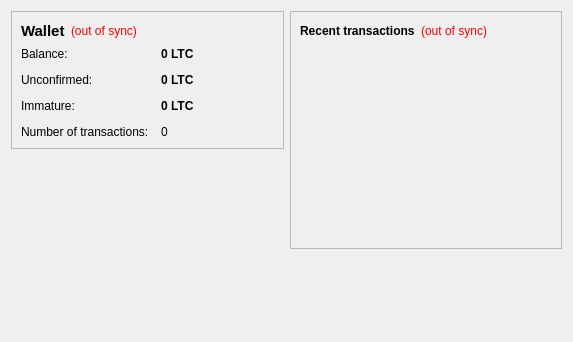
Qt form src/qt/forms/overviewpage.ui (andarazoroflove/geocoin) before a commit.
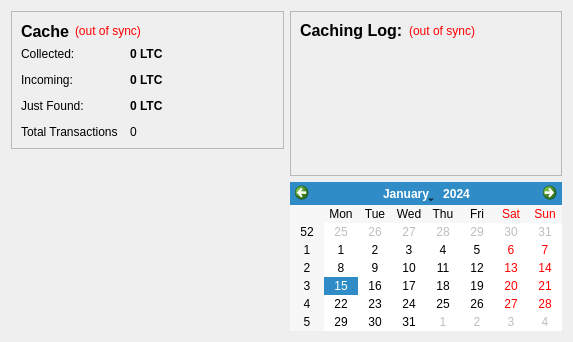
The same form after that commit.

```diff
--- a/src/qt/forms/overviewpage.ui
+++ b/src/qt/forms/overviewpage.ui
@@ -31,13 +31,13 @@
            <widget class="QLabel" name="label_5">
             <property name="font">
              <font>
-              <pointsize>11</pointsize>
+              <pointsize>12</pointsize>
               <weight>75</weight>
               <bold>true</bold>
              </font>
             </property>
             <property name="text">
-             <string>Wallet</string>
+             <string>Cache</string>
             </property>
            </widget>
           </item>
@@ -86,7 +86,7 @@
           <item row="0" column="0">
            <widget class="QLabel" name="label">
             <property name="text">
-             <string>Balance:</string>
+             <string>Collected:</string>
             </property>
            </widget>
           </item>
@@ -115,7 +115,7 @@
           <item row="1" column="0">
            <widget class="QLabel" name="label_3">
             <property name="text">
-             <string>Unconfirmed:</string>
+             <string>Incoming:</string>
             </property>
            </widget>
           </item>
@@ -144,7 +144,7 @@
           <item row="3" column="0">
            <widget class="QLabel" name="label_2">
             <property name="text">
-             <string>Number of transactions:</string>
+             <string>Total Transactions</string>
             </property>
            </widget>
           </item>
@@ -161,7 +161,7 @@
           <item row="2" column="0">
            <widget class="QLabel" name="labelImmatureText">
             <property name="text">
-             <string>Immature:</string>
+             <string>Just Found:</string>
             </property>
            </widget>
           </item>
@@ -219,8 +219,15 @@
          <layout class="QHBoxLayout" name="horizontalLayout_2">
           <item>
            <widget class="QLabel" name="label_4">
+            <property name="font">
+             <font>
+              <pointsize>14</pointsize>
+              <weight>75</weight>
+              <bold>true</bold>
+             </font>
+            </property>
             <property name="text">
-             <string>&lt;b&gt;Recent transactions&lt;/b&gt;</string>
+             <string>&lt;html&gt;&lt;head/&gt;&lt;body&gt;&lt;p&gt;&lt;span style=&quot; font-size:12pt;&quot;&gt;Caching Log:&lt;/span&gt;&lt;/p&gt;&lt;/body&gt;&lt;/html&gt;</string>
             </property>
            </widget>
           </item>
@@ -277,6 +284,9 @@
        </layout>
       </widget>
      </item>
+     <item>
+      <widget class="QCalendarWidget" name="calendarWidget"/>
+     </item>
      <item>
       <spacer name="verticalSpacer_2">
        <property name="orientation">
```
